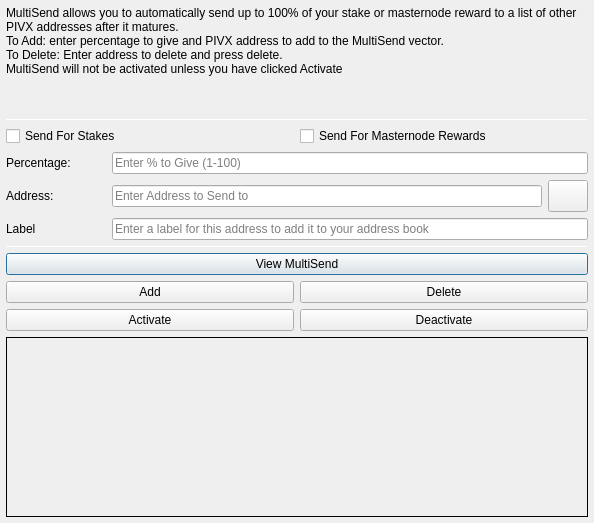
This is src/qt/forms/multisenddialog.ui in davecoins733/PIVX as Qt 5 draws it before an edit. The edited form follows.
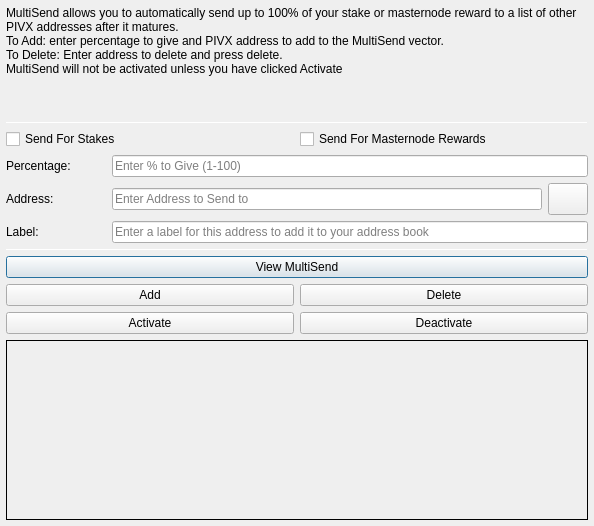
This is the edited form. Icons and pictures are not drawn.

```diff
--- a/src/qt/forms/multisenddialog.ui
+++ b/src/qt/forms/multisenddialog.ui
@@ -10,7 +10,7 @@
     <x>0</x>
     <y>0</y>
     <width>594</width>
-    <height>523</height>
+    <height>526</height>
    </rect>
   </property>
   <property name="windowTitle">
@@ -188,7 +188,7 @@
           </size>
          </property>
          <property name="text">
-          <string>Label</string>
+          <string>Label:</string>
          </property>
         </widget>
        </item>
```
